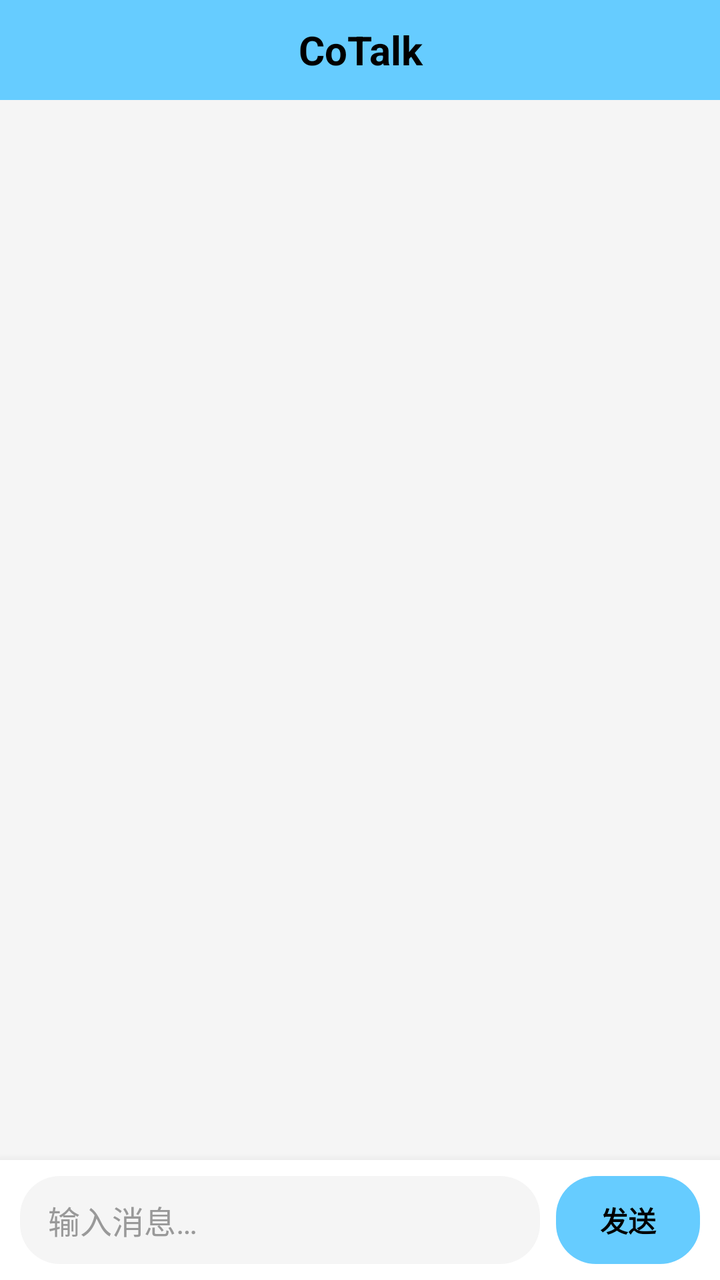
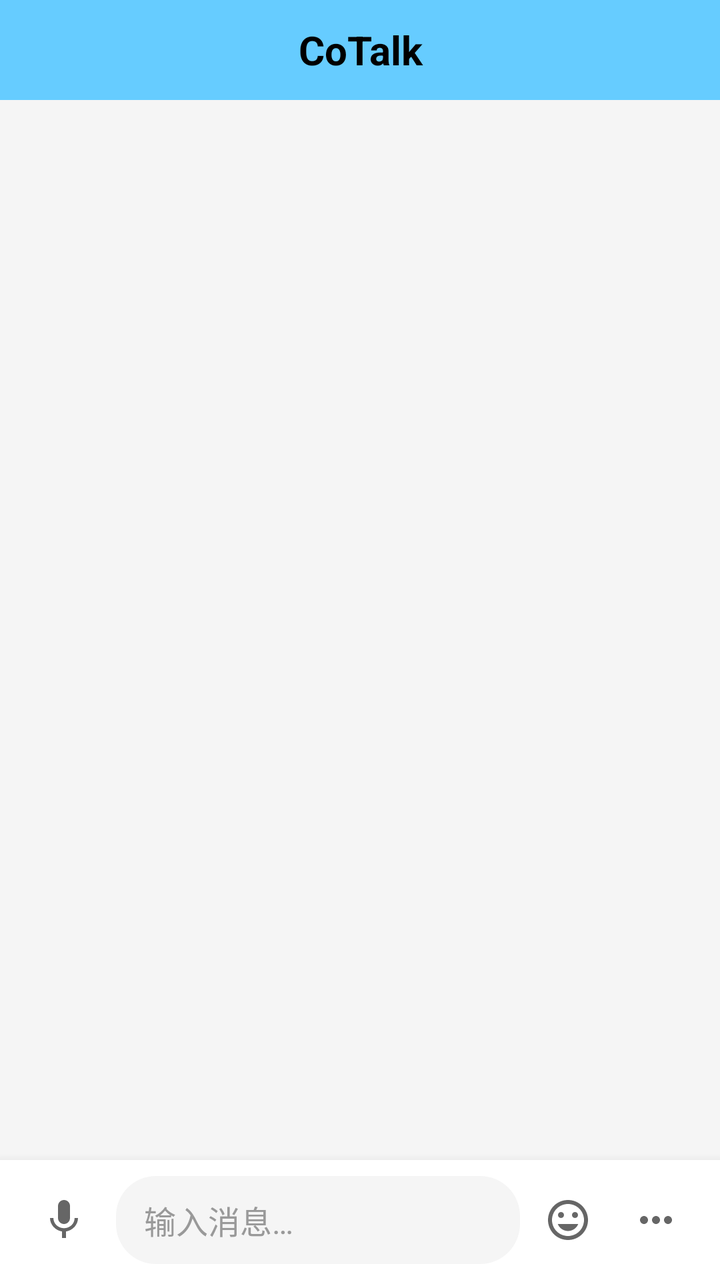

An Android layout rendered at two revisions. The XML below is the earlier revision; the diff shows what the commit changed to produce the second picture.
<!-- AndroidManifest.xml: application theme Theme.CoTalkProject -->
<!-- res/layout/activity_chat.xml -->
<?xml version="1.0" encoding="utf-8"?>
<LinearLayout xmlns:android="http://schemas.android.com/apk/res/android"
    xmlns:app="http://schemas.android.com/apk/res-auto"
    xmlns:tools="http://schemas.android.com/tools"
    android:id="@+id/chat_root"
    android:layout_width="match_parent"
    android:layout_height="match_parent"
    android:background="@color/bg_page"
    android:orientation="vertical"
    tools:context=".ui.chat.ChatActivity">

    <include
        android:id="@+id/title_bar"
        layout="@layout/layout_title_bar"
        android:layout_width="match_parent"
        android:layout_height="wrap_content" />

    <TextView
        android:id="@+id/tv_connection_banner"
        android:layout_width="match_parent"
        android:layout_height="wrap_content"
        android:background="@color/bubble_system"
        android:gravity="center"
        android:padding="6dp"
        android:textColor="@color/text_secondary"
        android:textSize="12sp"
        android:visibility="gone" />

    <FrameLayout
        android:layout_width="match_parent"
        android:layout_height="0dp"
        android:layout_weight="1">

        <LinearLayout
            android:layout_width="match_parent"
            android:layout_height="match_parent"
            android:orientation="vertical">

            <TextView
                android:id="@+id/tv_history_hint"
                android:layout_width="match_parent"
                android:layout_height="wrap_content"
                android:gravity="center"
                android:padding="4dp"
                android:textColor="@color/text_hint"
                android:textSize="12sp"
                android:visibility="gone" />

            <androidx.recyclerview.widget.RecyclerView
                android:id="@+id/rv_messages"
                android:layout_width="match_parent"
                android:layout_height="0dp"
                android:layout_weight="1"
                android:clipToPadding="false"
                android:paddingTop="4dp"
                android:paddingBottom="8dp" />
        </LinearLayout>

        <TextView
            android:id="@+id/tv_chat_empty"
            android:layout_width="wrap_content"
            android:layout_height="wrap_content"
            android:layout_gravity="center"
            android:gravity="center"
            android:text="@string/message_empty"
            android:textColor="@color/text_hint"
            android:textSize="15sp"
            android:visibility="gone" />
    </FrameLayout>

    <LinearLayout
        android:id="@+id/input_bar"
        android:layout_width="match_parent"
        android:layout_height="wrap_content"
        android:background="@color/white"
        android:elevation="8dp"
        android:gravity="bottom"
        android:orientation="horizontal"
        android:paddingStart="10dp"
        android:paddingTop="8dp"
        android:paddingEnd="10dp"
        android:paddingBottom="8dp">

        <EditText
            android:id="@+id/et_message"
            android:layout_width="0dp"
            android:layout_height="wrap_content"
            android:layout_weight="1"
            android:background="@drawable/bg_input"
            android:hint="@string/message_hint"
            android:imeOptions="actionSend"
            android:inputType="textCapSentences|textMultiLine"
            android:maxLines="4"
            android:minHeight="44dp"
            android:paddingStart="14dp"
            android:paddingTop="10dp"
            android:paddingEnd="14dp"
            android:paddingBottom="10dp"
            android:textColor="@color/text_primary"
            android:textColorHint="@color/text_hint"
            android:textSize="16sp" />

        <com.google.android.material.button.MaterialButton
            android:id="@+id/btn_send"
            android:layout_width="wrap_content"
            android:layout_height="44dp"
            android:layout_marginStart="8dp"
            android:insetLeft="0dp"
            android:insetRight="0dp"
            android:insetTop="0dp"
            android:insetBottom="0dp"
            android:maxLines="1"
            android:minWidth="72dp"
            android:paddingStart="12dp"
            android:paddingEnd="12dp"
            android:singleLine="true"
            android:stateListAnimator="@null"
            android:text="@string/send"
            android:textColor="@color/text_primary"
            android:textSize="14sp"
            android:textStyle="bold"
            app:backgroundTint="@color/blue_ty"
            app:cornerRadius="20dp"
            app:rippleColor="@color/blue_dark" />
    </LinearLayout>

</LinearLayout>
<!-- res/layout/layout_title_bar.xml (included above) -->
<?xml version="1.0" encoding="utf-8"?>
<androidx.constraintlayout.widget.ConstraintLayout xmlns:android="http://schemas.android.com/apk/res/android"
    xmlns:app="http://schemas.android.com/apk/res-auto"
    android:layout_width="match_parent"
    android:layout_height="wrap_content"
    android:minHeight="50dp"
    android:background="@drawable/bg_title_bar">

    <TextView
        android:id="@+id/btn_back"
        android:layout_width="80dp"
        android:layout_height="50dp"
        android:background="?attr/selectableItemBackground"
        android:contentDescription="@string/back"
        android:gravity="center"
        android:text="@string/back"
        android:textColor="@color/text_primary"
        android:textSize="16sp"
        android:visibility="gone"
        app:layout_constraintStart_toStartOf="parent"
        app:layout_constraintTop_toTopOf="parent" />

    <TextView
        android:id="@+id/tv_title"
        android:layout_width="0dp"
        android:layout_height="50dp"
        android:gravity="center"
        android:singleLine="true"
        android:text="@string/title_home"
        android:textColor="@color/text_primary"
        android:textSize="20sp"
        android:textStyle="bold"
        app:layout_constraintEnd_toEndOf="parent"
        app:layout_constraintStart_toStartOf="parent"
        app:layout_constraintTop_toTopOf="parent" />

    <LinearLayout
        android:id="@+id/ll_actions"
        android:layout_width="wrap_content"
        android:layout_height="50dp"
        android:gravity="center_vertical"
        android:orientation="horizontal"
        android:paddingStart="4dp"
        android:paddingEnd="4dp"
        android:visibility="gone"
        app:layout_constraintEnd_toEndOf="parent"
        app:layout_constraintTop_toTopOf="parent">

        <ImageButton
            android:id="@+id/btn_action_server_info"
            android:layout_width="48dp"
            android:layout_height="48dp"
            android:background="?attr/selectableItemBackgroundBorderless"
            android:contentDescription="@string/server_info"
            android:padding="12dp"
            android:scaleType="centerInside"
            android:src="@drawable/ic_info"
            android:tint="@color/text_primary"
            android:visibility="gone" />

        <ImageButton
            android:id="@+id/btn_action_settings"
            android:layout_width="48dp"
            android:layout_height="48dp"
            android:background="?attr/selectableItemBackgroundBorderless"
            android:contentDescription="@string/settings"
            android:padding="12dp"
            android:scaleType="centerInside"
            android:src="@drawable/ic_settings"
            android:tint="@color/text_primary"
            android:visibility="gone" />

        <ImageButton
            android:id="@+id/btn_action_about"
            android:layout_width="48dp"
            android:layout_height="48dp"
            android:background="?attr/selectableItemBackgroundBorderless"
            android:contentDescription="@string/about"
            android:padding="12dp"
            android:scaleType="centerInside"
            android:src="@drawable/ic_about"
            android:tint="@color/text_primary"
            android:visibility="gone" />

    </LinearLayout>

</androidx.constraintlayout.widget.ConstraintLayout>
<!-- resources referenced by this layout -->
<resources>
  <color name="bg_page">#FFF5F5F5</color>
  <color name="blue_dark">#FF33B5E5</color>
  <color name="blue_ty">#FF66CCFF</color>
  <color name="bubble_system">#FFE0E0E0</color>
  <color name="text_hint">#FF999999</color>
  <color name="text_primary">#FF000000</color>
  <color name="text_secondary">#FF666666</color>
  <color name="white">#FFFFFFFF</color>
  <!-- drawable bg_title_bar (drawable) -->
  <?xml version="1.0" encoding="utf-8"?>
  <shape xmlns:android="http://schemas.android.com/apk/res/android"
      android:shape="rectangle">
  
      <solid android:color="@color/blue_ty" />
  
  </shape>
  <string name="about">关于</string>
  <string name="back">&lt; 返回</string>
  <string name="message_empty">还没有消息，来打个招呼吧</string>
  <string name="message_hint">输入消息…</string>
  <string name="send">发送</string>
  <string name="server_info">房间信息</string>
  <string name="settings">设置</string>
  <string name="title_home">CoTalk</string>
  <style name="Theme.CoTalkProject" parent="Base.Theme.CoTalkProject" />
  <color name="input_bg">#FFF5F5F5</color>
  <!-- unchanged entries left out for length: 5 -->
</resources>

<!-- the commit's change to res/layout/activity_chat.xml (unified diff, before → after) -->
@@ -81,24 +81,98 @@
         android:paddingEnd="10dp"
         android:paddingBottom="8dp">
 
-        <EditText
-            android:id="@+id/et_message"
+        <FrameLayout
+            android:layout_width="44dp"
+            android:layout_height="44dp">
+
+            <ImageButton
+                android:id="@+id/btn_voice"
+                android:layout_width="44dp"
+                android:layout_height="44dp"
+                android:background="?attr/selectableItemBackgroundBorderless"
+                android:contentDescription="@string/chat_voice_button"
+                android:padding="10dp"
+                android:scaleType="centerInside"
+                android:src="@drawable/ic_voice" />
+
+            <ImageButton
+                android:id="@+id/btn_keyboard"
+                android:layout_width="44dp"
+                android:layout_height="44dp"
+                android:background="?attr/selectableItemBackgroundBorderless"
+                android:contentDescription="@string/chat_keyboard_button"
+                android:padding="10dp"
+                android:scaleType="centerInside"
+                android:src="@drawable/ic_keyboard"
+                android:visibility="gone" />
+        </FrameLayout>
+
+        <FrameLayout
             android:layout_width="0dp"
             android:layout_height="wrap_content"
-            android:layout_weight="1"
-            android:background="@drawable/bg_input"
-            android:hint="@string/message_hint"
-            android:imeOptions="actionSend"
-            android:inputType="textCapSentences|textMultiLine"
-            android:maxLines="4"
-            android:minHeight="44dp"
-            android:paddingStart="14dp"
-            android:paddingTop="10dp"
-            android:paddingEnd="14dp"
-            android:paddingBottom="10dp"
-            android:textColor="@color/text_primary"
-            android:textColorHint="@color/text_hint"
-            android:textSize="16sp" />
+            android:layout_marginStart="4dp"
+            android:layout_weight="1">
+
+            <EditText
+                android:id="@+id/et_message"
+                android:layout_width="match_parent"
+                android:layout_height="wrap_content"
+                android:background="@drawable/bg_input"
+                android:hint="@string/message_hint"
+                android:imeOptions="actionSend"
+                android:inputType="textCapSentences|textMultiLine"
+                android:maxLines="4"
+                android:minHeight="44dp"
+                android:paddingStart="14dp"
+                android:paddingTop="10dp"
+                android:paddingEnd="14dp"
+                android:paddingBottom="10dp"
+                android:textColor="@color/text_primary"
+                android:textColorHint="@color/text_hint"
+                android:textSize="16sp" />
+
+            <TextView
+                android:id="@+id/btn_hold_voice"
+                android:layout_width="match_parent"
+                android:layout_height="44dp"
+                android:background="@drawable/bg_input"
+                android:clickable="true"
+                android:focusable="true"
+                android:gravity="center"
+                android:text="@string/chat_hold_to_talk"
+                android:textColor="@color/text_primary"
+                android:textSize="15sp"
+                android:visibility="gone" />
+        </FrameLayout>
+
+        <LinearLayout
+            android:id="@+id/ll_empty_actions"
+            android:layout_width="wrap_content"
+            android:layout_height="44dp"
+            android:layout_marginStart="2dp"
+            android:gravity="center_vertical"
+            android:orientation="horizontal">
+
+            <ImageButton
+                android:id="@+id/btn_emoji"
+                android:layout_width="44dp"
+                android:layout_height="44dp"
+                android:background="?attr/selectableItemBackgroundBorderless"
+                android:contentDescription="@string/chat_emoji_button"
+                android:padding="10dp"
+                android:scaleType="centerInside"
+                android:src="@drawable/ic_emoji" />
+
+            <ImageButton
+                android:id="@+id/btn_more"
+                android:layout_width="44dp"
+                android:layout_height="44dp"
+                android:background="?attr/selectableItemBackgroundBorderless"
+                android:contentDescription="@string/chat_more_button"
+                android:padding="10dp"
+                android:scaleType="centerInside"
+                android:src="@drawable/ic_more" />
+        </LinearLayout>
 
         <com.google.android.material.button.MaterialButton
             android:id="@+id/btn_send"
@@ -119,6 +193,7 @@
             android:textColor="@color/text_primary"
             android:textSize="14sp"
             android:textStyle="bold"
+            android:visibility="gone"
             app:backgroundTint="@color/blue_ty"
             app:cornerRadius="20dp"
             app:rippleColor="@color/blue_dark" />
<!-- resource entries referenced after the edit -->
@@ -16,8 +16,57 @@
       <solid android:color="@color/blue_ty" />
   
   </shape>
+  <!-- drawable ic_emoji (drawable) -->
+  <?xml version="1.0" encoding="utf-8"?>
+  <vector xmlns:android="http://schemas.android.com/apk/res/android"
+      android:width="24dp"
+      android:height="24dp"
+      android:viewportWidth="24"
+      android:viewportHeight="24">
+      <path
+          android:fillColor="@color/text_secondary"
+          android:pathData="M11.99,2C6.47,2 2,6.48 2,12s4.47,10 9.99,10C17.52,22 22,17.52 22,12S17.52,2 11.99,2zM12,20c-4.42,0 -8,-3.58 -8,-8s3.58,-8 8,-8 8,3.58 8,8 -3.58,8 -8,8zM15.5,11c0.83,0 1.5,-0.67 1.5,-1.5S16.33,8 15.5,8 14,8.67 14,9.5s0.67,1.5 1.5,1.5zM8.5,11c0.83,0 1.5,-0.67 1.5,-1.5S9.33,8 8.5,8 7,8.67 7,9.5 7.67,11 8.5,11zM12,17.5c2.33,0 4.31,-1.46 5.11,-3.5H6.89c0.8,2.04 2.78,3.5 5.11,3.5z" />
+  </vector>
+  <!-- drawable ic_keyboard (drawable) -->
+  <?xml version="1.0" encoding="utf-8"?>
+  <vector xmlns:android="http://schemas.android.com/apk/res/android"
+      android:width="24dp"
+      android:height="24dp"
+      android:viewportWidth="24"
+      android:viewportHeight="24">
+      <path
+          android:fillColor="@color/text_secondary"
+          android:pathData="M20,5H4c-1.1,0 -1.99,0.9 -1.99,2L2,17c0,1.1 0.9,2 2,2h16c1.1,0 2,-0.9 2,-2V7c0,-1.1 -0.9,-2 -2,-2zM11,8h2v2h-2V8zM11,11h2v2h-2v-2zM8,8h2v2H8V8zM8,11h2v2H8v-2zM7,13H5v-2h2v2zM7,10H5V8h2v2zM16,17H8v-2h8v2zM16,13h-2v-2h2v2zM16,10h-2V8h2v2zM19,13h-2v-2h2v2zM19,10h-2V8h2v2z" />
+  </vector>
+  <!-- drawable ic_more (drawable) -->
+  <?xml version="1.0" encoding="utf-8"?>
+  <vector xmlns:android="http://schemas.android.com/apk/res/android"
+      android:width="24dp"
+      android:height="24dp"
+      android:viewportWidth="24"
+      android:viewportHeight="24">
+      <path
+          android:fillColor="@color/text_secondary"
+          android:pathData="M6,10c-1.1,0 -2,0.9 -2,2s0.9,2 2,2 2,-0.9 2,-2 -0.9,-2 -2,-2zM18,10c-1.1,0 -2,0.9 -2,2s0.9,2 2,2 2,-0.9 2,-2 -0.9,-2 -2,-2zM12,10c-1.1,0 -2,0.9 -2,2s0.9,2 2,2 2,-0.9 2,-2 -0.9,-2 -2,-2z" />
+  </vector>
+  <!-- drawable ic_voice (drawable) -->
+  <?xml version="1.0" encoding="utf-8"?>
+  <vector xmlns:android="http://schemas.android.com/apk/res/android"
+      android:width="24dp"
+      android:height="24dp"
+      android:viewportWidth="24"
+      android:viewportHeight="24">
+      <path
+          android:fillColor="@color/text_secondary"
+          android:pathData="M12,14c1.66,0 2.99,-1.34 2.99,-3L15,5c0,-1.66 -1.34,-3 -3,-3S9,3.34 9,5v6c0,1.66 1.34,3 3,3zM17.3,11c0,3 -2.54,5.1 -5.3,5.1S6.7,14 6.7,11H5c0,3.41 2.72,6.23 6,6.72V21h2v-3.28c3.28,-0.48 6,-3.3 6,-6.72h-1.7z" />
+  </vector>
   <string name="about">关于</string>
   <string name="back">&lt; 返回</string>
+  <string name="chat_emoji_button">表情</string>
+  <string name="chat_hold_to_talk">按住 说话</string>
+  <string name="chat_keyboard_button">键盘</string>
+  <string name="chat_more_button">更多</string>
+  <string name="chat_voice_button">语音</string>
   <string name="message_empty">还没有消息，来打个招呼吧</string>
   <string name="message_hint">输入消息…</string>
   <string name="send">发送</string>
